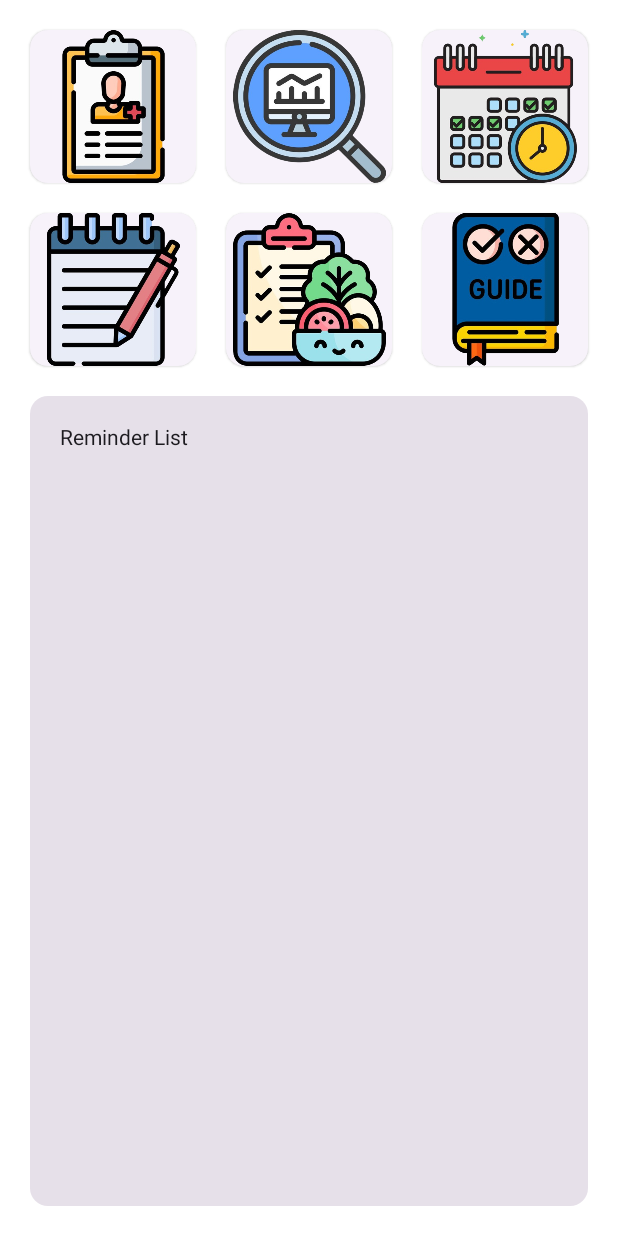
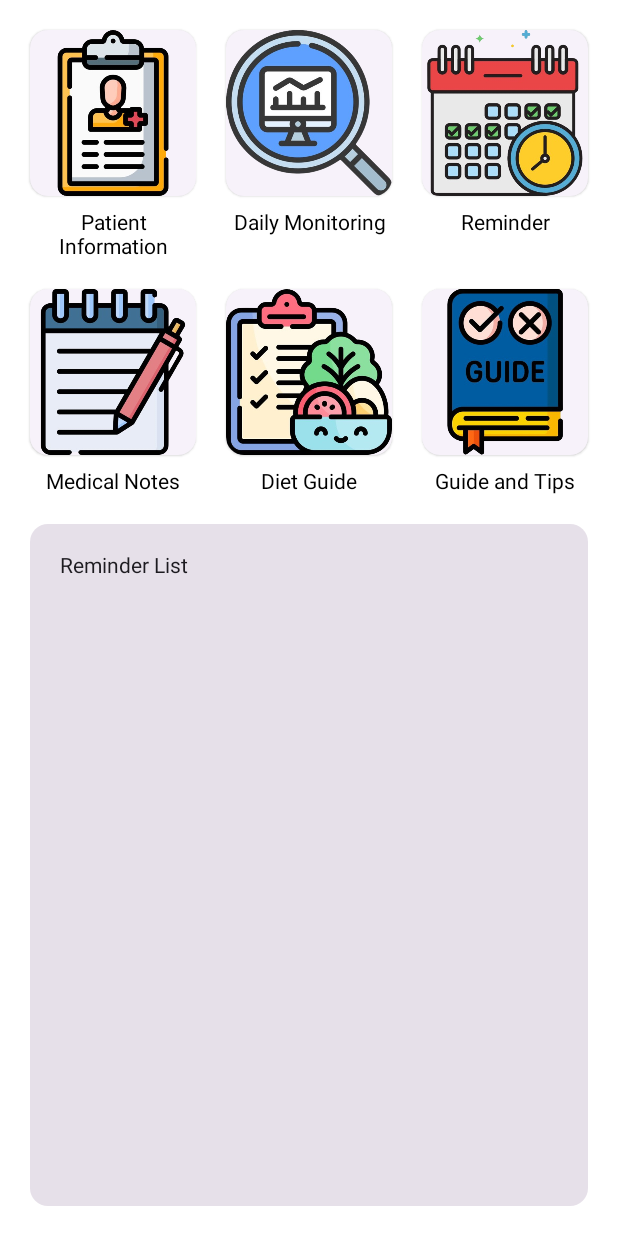
Before and after one commit to faryz-coder/Caretaker, an Android app built with Jetpack Compose: the @Preview function PreviewHomeScreen, on a phone screen of 412 x 824 dp. Run offline under Robolectric (Android 15) with nearby library versions, the light colour scheme and no system bars; 1 statement that could not run was skipped.

Commit message:
update home screen add item label

```diff
--- a/app/src/main/java/com/bmh/caretaker/screen/home/HomeScreen.kt
+++ b/app/src/main/java/com/bmh/caretaker/screen/home/HomeScreen.kt
@@ -57,141 +57,78 @@ fun HomeScreen(
         horizontalAlignment = Alignment.CenterHorizontally
     ) {
         Box(
-            modifier = Modifier.weight(0.4f)
+//            modifier = Modifier.weight(0.7f)
         ) {
             Column(
                 modifier = Modifier.fillMaxSize(),
                 verticalArrangement = Arrangement.spacedBy(20.dp)
             ) {
                 Row(
-                    modifier = Modifier.weight(1f),
                     horizontalArrangement = Arrangement.spacedBy(20.dp)
                 ) {
-                    ElevatedCard(
-                        modifier = Modifier
-                            .weight(1f)
-                            .fillMaxHeight(),
+                    Box(
+                        modifier = Modifier.weight(1f),
+                    ) {
+                        HomeItem(
+                            label = "Patient Information",
                             onClick = {
                                 viewModel.navController.navigate(Screen.PatientInformationScreen.route)
-                        },
+                            }, R.drawable.patient_info
+                        )
+                    }
+                    Box(
+                        modifier = Modifier.weight(1f),
                     ) {
+                        HomeItem(
+                            label = "Daily Monitoring",
+                            onClick = { viewModel.navController.navigate(Screen.DailyMonitoring.route) },
+                            R.drawable.daily_monitoring
+                        )
+                    }
                     Box(
-                            modifier = Modifier.fillMaxSize(),
-                            contentAlignment = Alignment.Center
+                        modifier = Modifier.weight(1f)
                     ) {
-                            Image(
-                                painter = painterResource(id = R.drawable.patient_info),
-                                contentDescription = ""
+                        HomeItem(
+                            label = "Reminder",
+                            onClick = { viewModel.navController.navigate(Screen.ReminderScreen.route) },
+                            R.drawable.reminder
                         )
-//                            Text(text = "Patient Information", textAlign = TextAlign.Center)
-                        }
-                    }
-                    ElevatedCard(
-                        modifier = Modifier
-                            .weight(1f)
-                            .fillMaxHeight(),
-                        onClick = { viewModel.navController.navigate(Screen.DailyMonitoring.route) },
-                    ) {
-                        Box(
-                            modifier = Modifier.fillMaxSize(),
-                            contentAlignment = Alignment.Center
-                        ) {
-                            Image(
-                                painter = painterResource(id = R.drawable.daily_monitoring),
-                                contentDescription = ""
-                            )
-//                            Text(text = "Daily Monitoring")
-                        }
-                    }
-                    ElevatedCard(
-                        modifier = Modifier
-                            .weight(1f)
-                            .fillMaxHeight(),
-                        onClick = {
-                            viewModel.navController.navigate(Screen.ReminderScreen.route)
-                        },
-                    ) {
-                        Box(
-                            modifier = Modifier.fillMaxSize(),
-                            contentAlignment = Alignment.Center
-                        ) {
-                            Image(
-                                painter = painterResource(id = R.drawable.reminder),
-                                contentDescription = ""
-                            )
-//                            Text(text = "Reminder", textAlign = TextAlign.Center)
-                        }
                     }
                 }
                 Row(
-                    modifier = Modifier.weight(1f),
                     horizontalArrangement = Arrangement.spacedBy(20.dp)
                 ) {
-                    ElevatedCard(
-                        modifier = Modifier
-                            .weight(1f)
-                            .fillMaxHeight(),
-                        onClick = {
-                            viewModel.navController.navigate(Screen.MedicalNotesScreen.route)
-                        },
+                    Box(
+                        modifier = Modifier.weight(1f),
                     ) {
+                        HomeItem(
+                            label = "Medical Notes",
+                            onClick = { viewModel.navController.navigate(Screen.MedicalNotesScreen.route) },
+                            R.drawable.medical_notes
+                        )
+                    }
                     Box(
-                            modifier = Modifier.fillMaxSize(),
-                            contentAlignment = Alignment.Center
+                        modifier = Modifier.weight(1f),
                     ) {
-                            Image(
-                                painter = painterResource(id = R.drawable.medical_notes),
-                                contentDescription = ""
+                        HomeItem(
+                            label = "Diet Guide",
+                            onClick = { viewModel.navController.navigate(Screen.DietGuideScreen.route) },
+                            R.drawable.diet
                         )
-//                            Text(text = "Medical Notes", textAlign = TextAlign.Center)
+                    }
+                    Box(
+                        modifier = Modifier.weight(1f),
+                    ) {
+                        HomeItem(
+                            label = "Guide and Tips",
+                            onClick = { viewModel.navController.navigate(Screen.GuideAndTipsScreen.route) },
+                            R.drawable.guide
+                        )
                     }
                 }
-                    ElevatedCard(
-                        modifier = Modifier
-                            .weight(1f)
-                            .fillMaxHeight(),
-                        onClick = {
-                            viewModel.navController.navigate(Screen.DietGuideScreen.route)
-                        },
-                    ) {
-                        Box(
-                            modifier = Modifier.fillMaxSize(),
-                            contentAlignment = Alignment.Center
-                        ) {
-                            Image(
-                                painter = painterResource(id = R.drawable.diet),
-                                contentDescription = ""
-                            )
-//                            Text(text = "Diet Guides", textAlign = TextAlign.Center)
-                        }
-                    }
-                    ElevatedCard(
-                        modifier = Modifier
-                            .weight(1f)
-                            .fillMaxHeight(),
-                        onClick = {
-                            viewModel.navController.navigate(Screen.GuideAndTipsScreen.route)
-                        },
-                    ) {
-                        Box(
-                            modifier = Modifier.fillMaxSize(),
-                            contentAlignment = Alignment.Center
-                        ) {
-                            Image(
-                                painter = painterResource(id = R.drawable.guide),
-                                contentDescription = ""
-                            )
-//                            Text(text = "Guide & Tips", textAlign = TextAlign.Center)
-                        }
-                    }
-                }
-            }
-        }
-
                 Box(
                     modifier = Modifier
                         .weight(1f)
-                .padding(top = 20.dp)
                 ) {
                     Card(
                         modifier = Modifier.fillMaxSize()
@@ -203,7 +140,7 @@ fun HomeScreen(
                         ) {
                             Text(text = "Reminder List")
                             LazyColumn {
-                        items(filterData(reminders)) {item ->
+                                items(filterData(reminders)) { item ->
                                     ElevatedCard(
                                         modifier = Modifier
                                             .fillMaxWidth()
@@ -225,14 +162,24 @@ fun HomeScreen(
                                                             modifier = Modifier.fillMaxWidth(0.5f),
                                                             contentAlignment = Alignment.Center
                                                         ) {
-                                                    Text(text = Utils().convertTo12h(item.hour, item.minute)[0])
+                                                            Text(
+                                                                text = Utils().convertTo12h(
+                                                                    item.hour,
+                                                                    item.minute
+                                                                )[0]
+                                                            )
                                                         }
 
                                                         Box(
                                                             modifier = Modifier.fillMaxWidth(1f),
                                                             contentAlignment = Alignment.Center
                                                         ) {
-                                                    Text(text = Utils().convertTo12h(item.hour, item.minute)[1])
+                                                            Text(
+                                                                text = Utils().convertTo12h(
+                                                                    item.hour,
+                                                                    item.minute
+                                                                )[1]
+                                                            )
                                                         }
                                                     }
                                                 }
@@ -243,7 +190,9 @@ fun HomeScreen(
                                                 ) {
                                                     TextField(
                                                         modifier = Modifier.fillMaxWidth(),
-                                                value = item.label, onValueChange = {}, readOnly = true,
+                                                        value = item.label,
+                                                        onValueChange = {},
+                                                        readOnly = true,
                                                         label = { Text(text = "Label") }
                                                     )
                                                 }
@@ -255,6 +204,35 @@ fun HomeScreen(
                         }
                     }
                 }
+            }
+        }
+    }
+}
+
+@Composable
+@Preview(showBackground = true)
+fun HomeItem(
+    label: String = "Patient Information",
+    onClick: () -> Unit = {},
+    icon: Int = R.drawable.patient_info
+) {
+    Column(
+        verticalArrangement = Arrangement.spacedBy(10.dp),
+        horizontalAlignment = Alignment.CenterHorizontally
+    ) {
+        ElevatedCard(
+            onClick = onClick,
+        ) {
+            Box(
+                contentAlignment = Alignment.Center
+            ) {
+                Image(
+                    painter = painterResource(id = icon),
+                    contentDescription = ""
+                )
+            }
+        }
+        Text(text = label, textAlign = TextAlign.Center)
     }
 }
 
@@ -276,7 +254,6 @@ fun filterData(reminders: MutableList<Reminder>): MutableList<Reminder> {
 }
 
 
-
 @Preview(showBackground = true)
 @Composable
 fun PreviewHomeScreen() {
--- a/app/src/main/java/com/bmh/caretaker/ui/theme/Theme.kt
+++ b/app/src/main/java/com/bmh/caretaker/ui/theme/Theme.kt
@@ -47,7 +47,7 @@ fun CaretakerTheme(
     val colorScheme = when {
         dynamicColor && Build.VERSION.SDK_INT >= Build.VERSION_CODES.S -> {
             val context = LocalContext.current
-            if (darkTheme) dynamicDarkColorScheme(context) else dynamicLightColorScheme(context)
+            if (darkTheme) darkColorScheme() else lightColorScheme()
         }
 
         darkTheme -> DarkColorScheme
```
Lines whose indentation alone changed are shown as unchanged.
